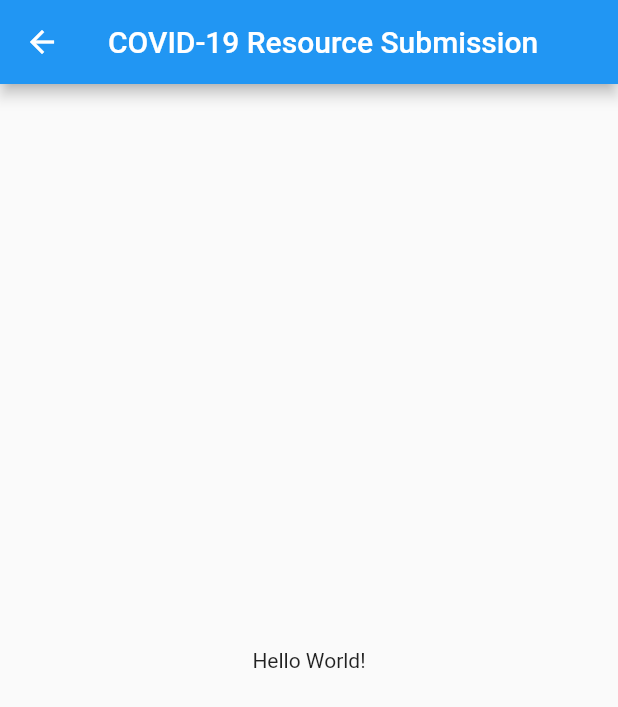
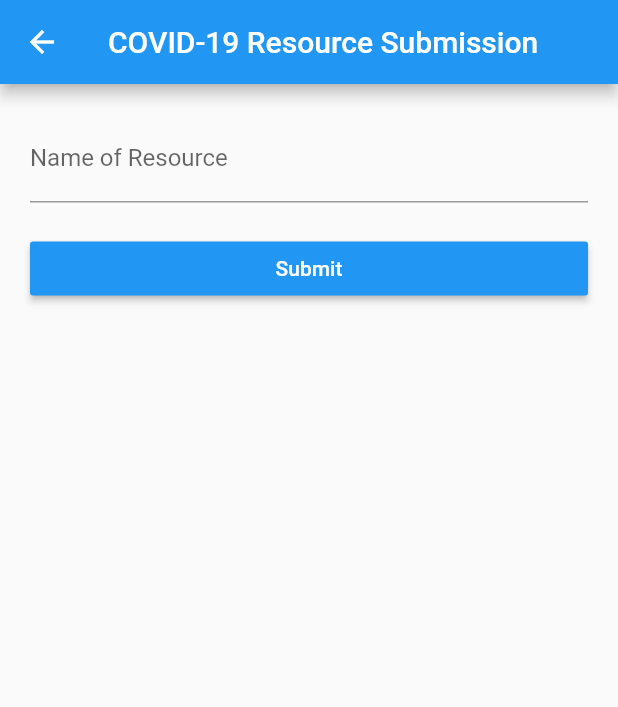
Before and after one commit to jg925/covid-resource-app, a Flutter app: the CovidForm screen opened directly, on a phone screen of 412 x 824 dp. Shown: the top 707 px of the screen. Run offline on Flutter 3.47's test engine with Material 2 defaults, Android fonts, the phone set to English and light mode, and no system bars; our stand-ins replace google_maps_flutter, page_transition, validators; network calls fail.

Commit message:
form validation works

```diff
--- a/lib/screens/contribute/form.dart
+++ b/lib/screens/contribute/form.dart
@@ -1,7 +1,7 @@
 // screens/contribute/form.dart
 
 import 'package:flutter/material.dart';
-
+import 'package:validators/validators.dart';
 
 class CovidForm extends StatefulWidget {
   @override
@@ -10,16 +10,67 @@ class CovidForm extends StatefulWidget {
   }
 }
 
+class _FormData {
+  String resourceName = '';
+}
+
 class _CovidFormState extends State<CovidForm> {
+  final GlobalKey<FormState> _formKey = new GlobalKey<FormState>();
+  _FormData _data = _FormData();
+
+  String _validateResourceName(String value) {
+    //If empty, throw an error
+    if (value.length <= 1) {
+      return 'Please enter a valid resource name.';
+    }
+    return null;
+  }
+
+  void submit() {
+    // First validate form.
+    if (this._formKey.currentState.validate()) {
+      _formKey.currentState.save(); // Save our form now.
+
+      Scaffold.of(context).showSnackBar(SnackBar(content: Text('Successful!')));
+    }
+  }
+
   @override
   Widget build(BuildContext context) {
+    final Size screenSize = MediaQuery.of(context).size;
+
     return Scaffold(
       appBar: AppBar(
         title: Text('COVID-19 Resource Submission'),
       ),
       body: Container(
-        child: Center(
-          child: Text('Hello World!')
+        padding: EdgeInsets.all(20.0),
+        child: Form(
+          key: this._formKey,
+          child: ListView(
+            children: <Widget>[
+              TextFormField(
+                keyboardType: TextInputType.text,
+                decoration: InputDecoration(labelText: 'Name of Resource'),
+                validator: this._validateResourceName,
+                onSaved: (String value) {
+                  this._data.resourceName = value;
+                },
+              ),
+              Container(
+                width: screenSize.width,
+                child: new RaisedButton(
+                  child: new Text(
+                    'Submit',
+                    style: new TextStyle(color: Colors.white),
+                  ),
+                  onPressed: this.submit,
+                  color: Colors.blue,
+                ),
+                margin: new EdgeInsets.only(top: 20.0),
+              ),
+            ],
+          ),
         ),
       ),
     );
--- a/pubspec.yaml
+++ b/pubspec.yaml
@@ -25,6 +25,7 @@ dependencies:
     sdk: flutter
   google_maps_flutter: ^0.5.27+3
   page_transition: "^1.1.6"
+  validators: "^2.0.0"
 
 
   # The following adds the Cupertino Icons font to your application.
```
